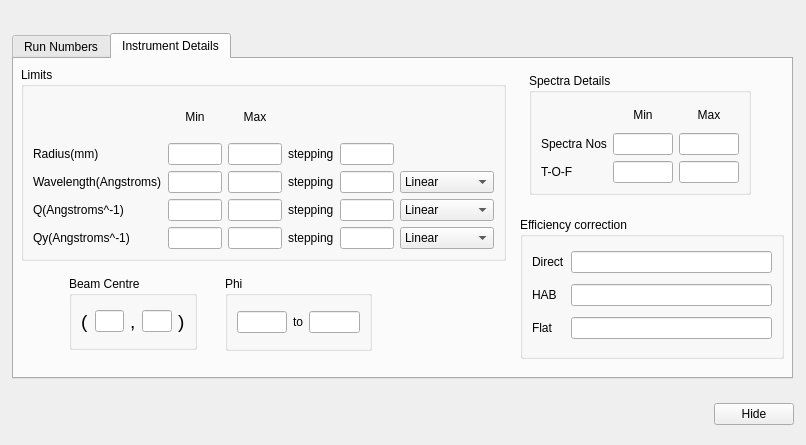
This is Code/qtiplot/MantidQt/CustomInterfaces/inc/SANSRunWindow.ui in mantidproject/mantid as Qt 5 draws it before an edit. The edited form follows.
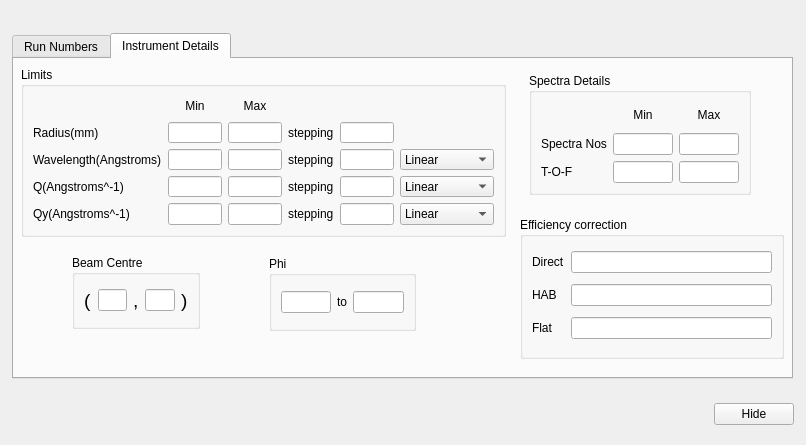
This is the edited form. The open tabs and pages were chosen to show the change.

Commit message: Small adjustment to SANS interface. Re #513

Patch:
```diff
--- a/Code/qtiplot/MantidQt/CustomInterfaces/inc/SANSRunWindow.ui
+++ b/Code/qtiplot/MantidQt/CustomInterfaces/inc/SANSRunWindow.ui
@@ -845,7 +845,7 @@
        <x>7</x>
        <y>8</y>
        <width>485</width>
-       <height>194</height>
+       <height>170</height>
       </rect>
      </property>
      <property name="title" >
@@ -1146,8 +1146,8 @@
     <widget class="QGroupBox" name="groupBox_7" >
      <property name="geometry" >
       <rect>
-       <x>55</x>
-       <y>217</y>
+       <x>58</x>
+       <y>196</y>
        <width>128</width>
        <height>74</height>
       </rect>
@@ -1203,8 +1203,8 @@
     <widget class="QGroupBox" name="groupBox_8" >
      <property name="geometry" >
       <rect>
-       <x>211</x>
-       <y>217</y>
+       <x>255</x>
+       <y>197</y>
        <width>147</width>
        <height>75</height>
       </rect>
```
Left out of the diff: 45 changed lines with no effect on the pictures. The commit also changes 3 other files.
